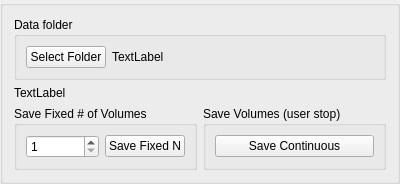
Before: the Qt Designer form SaveVolumeGroupBox.ui in djsperka/vortup, drawn with Qt 5.
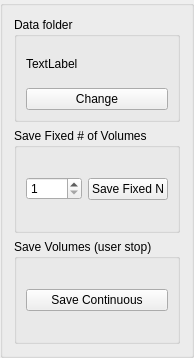
After: the same form once the commit is applied.

Commit message: Change save vol group box to use vertical layout, rearrange main dialog to have the left side non-expanding.

Patch:
```diff
--- a/SaveVolumeGroupBox.ui
+++ b/SaveVolumeGroupBox.ui
@@ -6,27 +6,20 @@
    <rect>
     <x>0</x>
     <y>0</y>
-    <width>400</width>
-    <height>159</height>
+    <width>191</width>
+    <height>358</height>
    </rect>
   </property>
   <property name="windowTitle">
    <string>Saving Volumes</string>
   </property>
-  <layout class="QVBoxLayout" name="verticalLayout">
+  <layout class="QVBoxLayout" name="verticalLayout_2">
    <item>
     <widget class="QGroupBox" name="groupBox">
      <property name="title">
       <string>Data folder</string>
      </property>
-     <layout class="QHBoxLayout" name="horizontalLayout" stretch="1,4">
-      <item>
-       <widget class="QPushButton" name="pbSelectFolder">
-        <property name="text">
-         <string>Select Folder</string>
-        </property>
-       </widget>
-      </item>
+     <layout class="QVBoxLayout" name="verticalLayout">
       <item>
        <widget class="QLabel" name="labelFolder">
         <property name="text">
@@ -34,18 +27,16 @@
         </property>
        </widget>
       </item>
-     </layout>
-    </widget>
-   </item>
    <item>
-    <widget class="QLabel" name="labelStatus">
+       <widget class="QPushButton" name="pbSelectFolder">
      <property name="text">
-      <string>TextLabel</string>
+         <string>Change</string>
      </property>
     </widget>
    </item>
-   <item>
-    <layout class="QHBoxLayout" name="horizontalLayout_3">
+     </layout>
+    </widget>
+   </item>
      <item>
       <widget class="QGroupBox" name="groupBox_2">
        <property name="title">
@@ -87,8 +78,6 @@
         </item>
        </layout>
       </widget>
-     </item>
-    </layout>
    </item>
   </layout>
  </widget>
```
Lines whose indentation alone changed are shown as unchanged. The commit also changes 4 other files.
